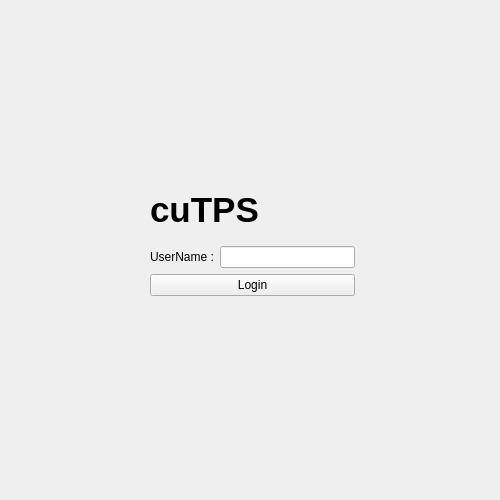
First picture: the form in ClientSide/loginPage.ui, repository MarkWilkes/CText, before the edit.
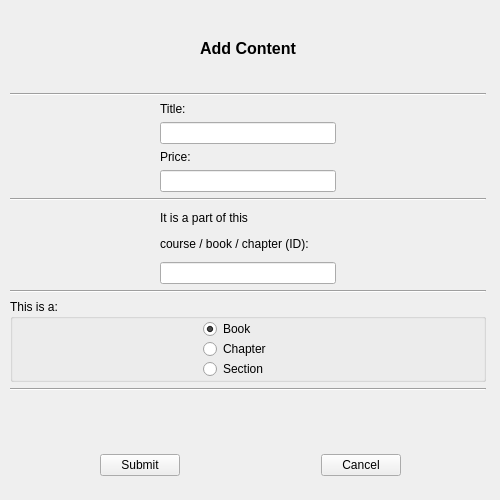
Second picture: the form after the edit. The open tabs and pages were chosen to show the change.

Commit message: all the content manager function to our project

Diff of the .ui file:
```diff
--- a/ClientSide/loginPage.ui
+++ b/ClientSide/loginPage.ui
@@ -240,6 +240,335 @@
       </layout>
      </widget>
     </widget>
+    <widget class="QWidget" name="CmPage">
+     <widget class="QTreeWidget" name="CmViewList">
+      <property name="geometry">
+       <rect>
+        <x>140</x>
+        <y>80</y>
+        <width>339</width>
+        <height>384</height>
+       </rect>
+      </property>
+      <column>
+       <property name="text">
+        <string>Item</string>
+       </property>
+      </column>
+      <column>
+       <property name="text">
+        <string>Price</string>
+       </property>
+      </column>
+     </widget>
+     <widget class="Line" name="line_2">
+      <property name="geometry">
+       <rect>
+        <x>10</x>
+        <y>40</y>
+        <width>481</width>
+        <height>20</height>
+       </rect>
+      </property>
+      <property name="orientation">
+       <enum>Qt::Horizontal</enum>
+      </property>
+     </widget>
+     <widget class="QLabel" name="userID">
+      <property name="geometry">
+       <rect>
+        <x>20</x>
+        <y>10</y>
+        <width>61</width>
+        <height>31</height>
+       </rect>
+      </property>
+      <property name="font">
+       <font>
+        <pointsize>16</pointsize>
+       </font>
+      </property>
+      <property name="text">
+       <string>Uri</string>
+      </property>
+     </widget>
+     <widget class="QWidget" name="layoutWidget">
+      <property name="geometry">
+       <rect>
+        <x>20</x>
+        <y>120</y>
+        <width>91</width>
+        <height>271</height>
+       </rect>
+      </property>
+      <layout class="QVBoxLayout" name="verticalLayout_3">
+       <item>
+        <widget class="QPushButton" name="viewContent_button">
+         <property name="text">
+          <string>View Content</string>
+         </property>
+        </widget>
+       </item>
+       <item>
+        <widget class="QPushButton" name="addContent_button">
+         <property name="text">
+          <string>Add Content</string>
+         </property>
+        </widget>
+       </item>
+       <item>
+        <widget class="QPushButton" name="editContent_button">
+         <property name="enabled">
+          <bool>false</bool>
+         </property>
+         <property name="text">
+          <string>Edit Content</string>
+         </property>
+        </widget>
+       </item>
+       <item>
+        <spacer name="verticalSpacer_2">
+         <property name="orientation">
+          <enum>Qt::Vertical</enum>
+         </property>
+         <property name="sizeHint" stdset="0">
+          <size>
+           <width>20</width>
+           <height>40</height>
+          </size>
+         </property>
+        </spacer>
+       </item>
+       <item>
+        <widget class="QPushButton" name="logout_button_2">
+         <property name="text">
+          <string>Log Out</string>
+         </property>
+        </widget>
+       </item>
+      </layout>
+     </widget>
+    </widget>
+    <widget class="QWidget" name="addContentPage">
+     <widget class="QLabel" name="error_label">
+      <property name="geometry">
+       <rect>
+        <x>120</x>
+        <y>410</y>
+        <width>261</width>
+        <height>16</height>
+       </rect>
+      </property>
+      <property name="text">
+       <string/>
+      </property>
+     </widget>
+     <widget class="QWidget" name="layoutWidget">
+      <property name="geometry">
+       <rect>
+        <x>10</x>
+        <y>10</y>
+        <width>476</width>
+        <height>381</height>
+       </rect>
+      </property>
+      <layout class="QVBoxLayout" name="verticalLayout_6">
+       <item>
+        <widget class="QLabel" name="label">
+         <property name="text">
+          <string>&lt;html&gt;&lt;head/&gt;&lt;body&gt;&lt;p align=&quot;center&quot;&gt;&lt;span style=&quot; font-size:12pt; font-weight:600;&quot;&gt;Add Content&lt;/span&gt;&lt;/p&gt;&lt;/body&gt;&lt;/html&gt;</string>
+         </property>
+        </widget>
+       </item>
+       <item>
+        <widget class="Line" name="line_3">
+         <property name="orientation">
+          <enum>Qt::Horizontal</enum>
+         </property>
+        </widget>
+       </item>
+       <item>
+        <layout class="QVBoxLayout" name="verticalLayout_4">
+         <property name="leftMargin">
+          <number>150</number>
+         </property>
+         <property name="rightMargin">
+          <number>150</number>
+         </property>
+         <item>
+          <widget class="QLabel" name="title_label">
+           <property name="text">
+            <string>Title:</string>
+           </property>
+          </widget>
+         </item>
+         <item>
+          <widget class="QLineEdit" name="title_textbox"/>
+         </item>
+         <item>
+          <widget class="QLabel" name="price_label">
+           <property name="text">
+            <string>Price:</string>
+           </property>
+          </widget>
+         </item>
+         <item>
+          <widget class="QLineEdit" name="price_textbox"/>
+         </item>
+        </layout>
+       </item>
+       <item>
+        <widget class="Line" name="line_4">
+         <property name="orientation">
+          <enum>Qt::Horizontal</enum>
+         </property>
+        </widget>
+       </item>
+       <item>
+        <layout class="QVBoxLayout" name="verticalLayout_5">
+         <property name="leftMargin">
+          <number>150</number>
+         </property>
+         <property name="rightMargin">
+          <number>150</number>
+         </property>
+         <item>
+          <widget class="QLabel" name="label_2">
+           <property name="enabled">
+            <bool>true</bool>
+           </property>
+           <property name="text">
+            <string>&lt;html&gt;&lt;head/&gt;&lt;body&gt;&lt;p&gt;It is a part of this &lt;/p&gt;&lt;p&gt;course / book / chapter (ID):&lt;/p&gt;&lt;/body&gt;&lt;/html&gt;</string>
+           </property>
+          </widget>
+         </item>
+         <item>
+          <widget class="QLineEdit" name="owner_textbox"/>
+         </item>
+        </layout>
+       </item>
+       <item>
+        <widget class="Line" name="line_5">
+         <property name="orientation">
+          <enum>Qt::Horizontal</enum>
+         </property>
+        </widget>
+       </item>
+       <item>
+        <widget class="QGroupBox" name="groupBox">
+         <property name="title">
+          <string>This is a:</string>
+         </property>
+         <layout class="QVBoxLayout" name="verticalLayout_7">
+          <property name="spacing">
+           <number>0</number>
+          </property>
+          <property name="sizeConstraint">
+           <enum>QLayout::SetDefaultConstraint</enum>
+          </property>
+          <property name="leftMargin">
+           <number>190</number>
+          </property>
+          <property name="topMargin">
+           <number>0</number>
+          </property>
+          <property name="rightMargin">
+           <number>150</number>
+          </property>
+          <property name="bottomMargin">
+           <number>0</number>
+          </property>
+          <item>
+           <widget class="QRadioButton" name="book_radioButton">
+            <property name="text">
+             <string>Book</string>
+            </property>
+            <property name="checked">
+             <bool>true</bool>
+            </property>
+            <attribute name="buttonGroup">
+             <string notr="true">contentType_buttonGroup</string>
+            </attribute>
+           </widget>
+          </item>
+          <item>
+           <widget class="QRadioButton" name="chapter_radioButton">
+            <property name="text">
+             <string>Chapter</string>
+            </property>
+            <attribute name="buttonGroup">
+             <string notr="true">contentType_buttonGroup</string>
+            </attribute>
+           </widget>
+          </item>
+          <item>
+           <widget class="QRadioButton" name="section_radioButton">
+            <property name="text">
+             <string>Section</string>
+            </property>
+            <attribute name="buttonGroup">
+             <string notr="true">contentType_buttonGroup</string>
+            </attribute>
+           </widget>
+          </item>
+         </layout>
+        </widget>
+       </item>
+       <item>
+        <widget class="Line" name="line_6">
+         <property name="orientation">
+          <enum>Qt::Horizontal</enum>
+         </property>
+        </widget>
+       </item>
+      </layout>
+     </widget>
+     <widget class="QWidget" name="layoutWidget">
+      <property name="geometry">
+       <rect>
+        <x>100</x>
+        <y>450</y>
+        <width>301</width>
+        <height>31</height>
+       </rect>
+      </property>
+      <layout class="QHBoxLayout" name="horizontalLayout_2">
+       <item>
+        <widget class="QPushButton" name="submit_button">
+         <property name="enabled">
+          <bool>true</bool>
+         </property>
+         <property name="text">
+          <string>Submit</string>
+         </property>
+        </widget>
+       </item>
+       <item>
+        <spacer name="horizontalSpacer_2">
+         <property name="orientation">
+          <enum>Qt::Horizontal</enum>
+         </property>
+         <property name="sizeHint" stdset="0">
+          <size>
+           <width>40</width>
+           <height>20</height>
+          </size>
+         </property>
+        </spacer>
+       </item>
+       <item>
+        <widget class="QPushButton" name="cancel_button">
+         <property name="text">
+          <string>Cancel</string>
+         </property>
+        </widget>
+       </item>
+      </layout>
+     </widget>
+     <zorder>layoutWidget</zorder>
+     <zorder>error_label</zorder>
+     <zorder>layoutWidget</zorder>
+    </widget>
    </widget>
   </widget>
  </widget>
```
Left out of the diff: 8 changed lines with no effect on the pictures. The commit also changes 12 other files.
